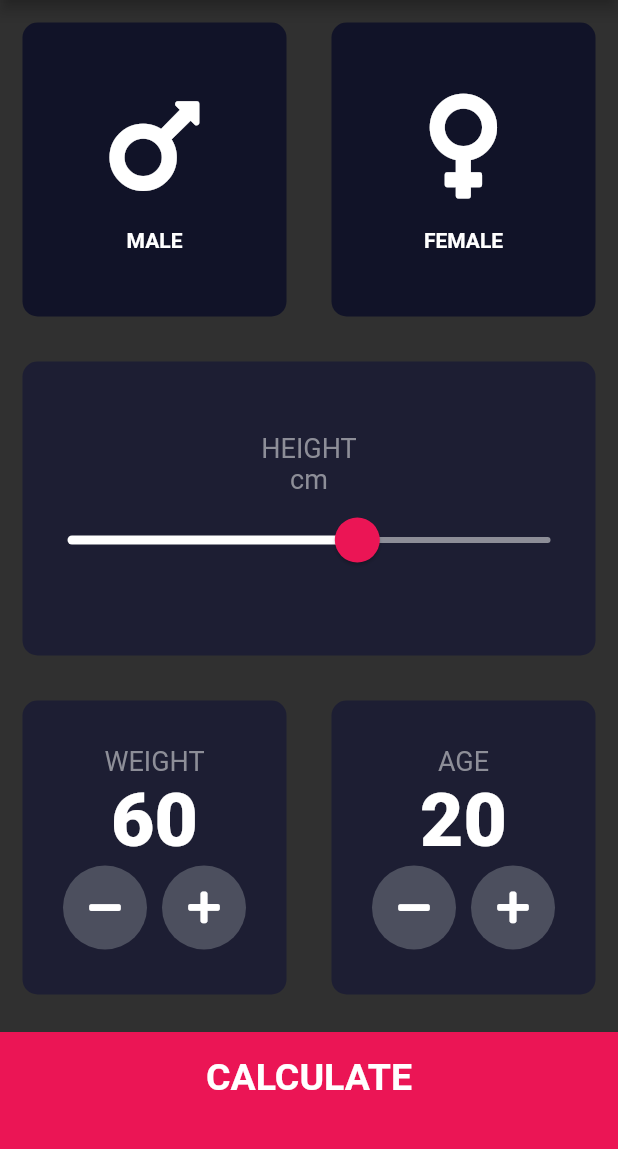
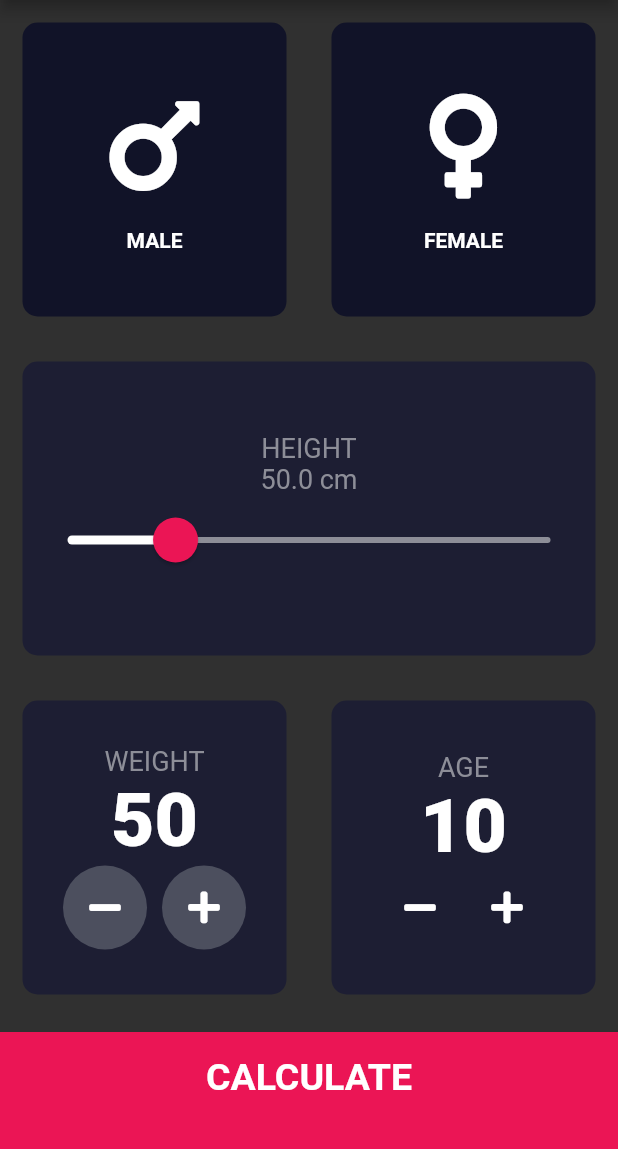
Before and after one commit to joardershawon/bmi_calculator, a Flutter app: the screen it shows after launch, on a phone screen of 412 x 824 dp, the part 84-1233 px from its top. Run offline on Flutter 3.47's test engine with Material 2 defaults, Android fonts, the phone set to English and light mode, and no system bars; our stand-ins replace auto_route, bloc, dartz, flutter_bloc, font_awesome_flutter, freezed_annotation and 2 more.

Commit message:
blocLogic

```diff
--- a/bmi_calculator/lib/application/calculator/bloc/calculator_event.dart
+++ b/bmi_calculator/lib/application/calculator/bloc/calculator_event.dart
@@ -3,9 +3,10 @@ part of 'calculator_bloc.dart';
 @freezed
 class CalculatorEvent with _$CalculatorEvent {
   const factory CalculatorEvent.genderChanged(String gender) = _GenderChanged;
-  const factory CalculatorEvent.heightChanged(int height) = _HeightChanged;
+  const factory CalculatorEvent.heightChanged(double height) = _HeightChanged;
   const factory CalculatorEvent.weightChanged(int weight) = _WeightChanged;
-  const factory CalculatorEvent.ageChanged(int age) = _AgeChanged;
+  const factory CalculatorEvent.ageChanged(String iconStr, int age) =
+      _AgeChanged;
   const factory CalculatorEvent.bmiButtonPressed(Calculator calculator) =
       _BmiButtonPressed;
 }
--- a/bmi_calculator/lib/application/calculator/bloc/calculator_state.dart
+++ b/bmi_calculator/lib/application/calculator/bloc/calculator_state.dart
@@ -13,9 +13,9 @@ class CalculatorState with _$CalculatorState {
 
   factory CalculatorState.initial() => CalculatorState(
         gender: Gender(enumGender.male.toString()),
-        age: Age(1),
-        height: Height(1),
-        weight: Weight(1),
+        age: Age(10),
+        height: Height(50),
+        weight: Weight(50),
         showResult: false,
         result: '',
       );
--- a/bmi_calculator/lib/domain/calculator/calculator.dart
+++ b/bmi_calculator/lib/domain/calculator/calculator.dart
@@ -15,8 +15,8 @@ abstract class Calculator with _$Calculator {
 
   factory Calculator.initial() => Calculator(
         gender: Gender(enumGender.male.toString()),
-        height: Height(1),
-        age: Age(1),
-        weight: Weight(1),
+        height: Height(2),
+        age: Age(2),
+        weight: Weight(2),
       );
 }
--- a/bmi_calculator/lib/domain/calculator/value_objects.dart
+++ b/bmi_calculator/lib/domain/calculator/value_objects.dart
@@ -1,55 +1,39 @@
 import 'package:bmi_calculator/domain/core/value_object.dart';
-import 'package:bmi_calculator/domain/core/value_validators.dart';
 
 class Gender extends ValueObject<String> {
+  final value;
+  factory Gender(String? input) {
+    return Gender._(input!);
+  }
+  const Gender._(this.value);
+}
+
+class Height extends ValueObject<double> {
   @override
-  String get value => throw UnimplementedError();
+  final double value;
 
-  factory Gender(String? input) {
-    return Gender._(
-      validateGender(
-        input!,
-      ),
+  factory Height(double input) {
+    return Height._(
+      input.roundToDouble(),
     );
   }
-  const Gender._(value);
-}
-
-class Height extends ValueObject<int> {
-  @override
-  int get value => throw UnimplementedError();
-
-  static const minHeight = 1;
-  factory Height(int input) {
-    return Height._(
-      validateHeight(
-        input,
-        minHeight,
-      ),
-    );
-  }
-  const Height._(value);
+  const Height._(this.value);
 }
 
 class Weight extends ValueObject<int> {
   @override
-  int get value => throw UnimplementedError();
+  final int value;
 
   static const minWeight = 20;
   factory Weight(int input) {
-    return Weight._(
-      validateWeight(
-        input,
-        minWeight,
-      ),
-    );
+    return Weight._(input);
   }
-  const Weight._(value);
+  const Weight._(this.value);
 }
 
 class Age extends ValueObject<int> {
   @override
-  int get value => throw UnimplementedError();
+  final int value;
 
   static const minAge = 10;
   factory Age(int input) {
@@ -57,5 +41,5 @@ class Age extends ValueObject<int> {
       input,
     );
   }
-  const Age._(value);
+  const Age._(this.value);
 }
--- a/bmi_calculator/lib/domain/core/value_object.dart
+++ b/bmi_calculator/lib/domain/core/value_object.dart
@@ -1,3 +1,6 @@
+import 'package:flutter/material.dart';
+
+@immutable
 abstract class ValueObject<T> {
   const ValueObject();
   T get value;
--- a/bmi_calculator/lib/domain/core/value_validators.dart
+++ b/bmi_calculator/lib/domain/core/value_validators.dart
@@ -14,7 +14,8 @@ Either<ValueFailure<String>, String> validateGender(String? gender) {
   }
 }
 
-Either<ValueFailure<int>, int> validateHeight(int height, int minHeight) {
+Either<ValueFailure<double>, double> validateHeight(
+    double height, double minHeight) {
   if (height > minHeight) {
     return right(height);
   } else {
--- a/bmi_calculator/lib/presentation/calculator/calculator_page.dart
+++ b/bmi_calculator/lib/presentation/calculator/calculator_page.dart
@@ -1,9 +1,11 @@
+import 'package:bmi_calculator/application/calculator/bloc/calculator_bloc.dart';
 import 'package:bmi_calculator/presentation/calculator/widgets/bottom_button.dart';
 import 'package:bmi_calculator/presentation/calculator/widgets/icon_content.dart';
 import 'package:bmi_calculator/presentation/calculator/widgets/reusable_card.dart';
 import 'package:bmi_calculator/presentation/calculator/widgets/round_icon_button.dart';
 import 'package:bmi_calculator/presentation/core/constants.dart';
 import 'package:flutter/material.dart';
+import 'package:flutter_bloc/flutter_bloc.dart';
 import 'package:font_awesome_flutter/font_awesome_flutter.dart';
 
 class CalculatorPage extends StatelessWidget {
@@ -12,10 +14,8 @@ class CalculatorPage extends StatelessWidget {
   }) : super(key: key);
   @override
   Widget build(BuildContext context) {
-    int height = 180;
-    int weight = 60;
-    int age = 20;
-
+    return BlocBuilder<CalculatorBloc, CalculatorState>(
+      builder: (context, state) {
         return Column(
           crossAxisAlignment: CrossAxisAlignment.stretch,
           children: <Widget>[
@@ -60,7 +60,7 @@ class CalculatorPage extends StatelessWidget {
                       textBaseline: TextBaseline.alphabetic,
                       children: <Widget>[
                         Text(
-                      'cm',
+                          state.height!.value.toString() + ' cm',
                           style: kLabelTextStyle,
                         )
                       ],
@@ -71,19 +71,25 @@ class CalculatorPage extends StatelessWidget {
                         activeTrackColor: Colors.white,
                         thumbColor: Color(0xFFEB1555),
                         overlayColor: Color(0x29EB1555),
-                    thumbShape: RoundSliderThumbShape(enabledThumbRadius: 15.0),
-                    overlayShape: RoundSliderOverlayShape(overlayRadius: 30.0),
+                        thumbShape:
+                            RoundSliderThumbShape(enabledThumbRadius: 15.0),
+                        overlayShape:
+                            RoundSliderOverlayShape(overlayRadius: 30.0),
                       ),
                       child: Slider(
-                    value: height.toDouble(),
-                    min: 120.0,
+                        value: state.height!.value,
+                        min: 1,
                         max: 220.0,
-                    onChanged: (double newValue) {},
+                        onChanged: (double newValue) {
+                          BlocProvider.of<CalculatorBloc>(context).add(
+                            CalculatorEvent.heightChanged(newValue),
+                          );
+                        },
                       ),
                     ),
                   ],
                 ),
-            onPress: null,
+                onPress: () {},
               ),
             ),
             Expanded(
@@ -100,7 +106,7 @@ class CalculatorPage extends StatelessWidget {
                             style: kLabelTextStyle,
                           ),
                           Text(
-                        weight.toString(),
+                            state.weight!.value.toString(),
                             style: kNumberTextStyle,
                           ),
                           Row(
@@ -135,28 +141,41 @@ class CalculatorPage extends StatelessWidget {
                             style: kLabelTextStyle,
                           ),
                           Text(
-                        age.toString(),
+                            state.age!.value.toString(),
                             style: kNumberTextStyle,
                           ),
                           Row(
                             mainAxisAlignment: MainAxisAlignment.center,
                             children: <Widget>[
-                          RoundIconButton(
-                            icon: FontAwesomeIcons.minus,
-                            onPressed: () {},
+                              IconButton(
+                                icon: Icon(FontAwesomeIcons.minus),
+                                onPressed: () {
+                                  BlocProvider.of<CalculatorBloc>(context).add(
+                                    CalculatorEvent.ageChanged(
+                                      '-',
+                                      state.age!.value,
+                                    ),
+                                  );
+                                },
                               ),
                               SizedBox(
                                 width: 10.0,
                               ),
-                          RoundIconButton(
-                            icon: FontAwesomeIcons.plus,
-                            onPressed: () {},
-                          )
+                              IconButton(
+                                icon: Icon(FontAwesomeIcons.plus),
+                                onPressed: () {
+                                  BlocProvider.of<CalculatorBloc>(context).add(
+                                    CalculatorEvent.ageChanged(
+                                      '+',
+                                      state.age!.value,
+                                    ),
+                                  );
+                                },
+                              ),
                             ],
                           )
                         ],
                       ),
-                  onPress: null,
                     ),
                   ),
                 ],
@@ -168,5 +187,7 @@ class CalculatorPage extends StatelessWidget {
             ),
           ],
         );
+      },
+    );
   }
 }
--- a/bmi_calculator/lib/presentation/calculator/widgets/round_icon_button.dart
+++ b/bmi_calculator/lib/presentation/calculator/widgets/round_icon_button.dart
@@ -11,7 +11,7 @@ class RoundIconButton extends StatelessWidget {
     return RawMaterialButton(
       elevation: 0.0,
       child: Icon(icon),
-      onPressed: () => onPressed,
+      onPressed: onPressed!(),
       constraints: BoxConstraints.tightFor(
         width: 56.0,
         height: 56.0,
```
Also changed, not shown: bmi_calculator/lib/application/calculator/bloc/calculator_bloc.dart (+11 -1 lines), bmi_calculator/lib/application/calculator/bloc/calculator_bloc.freezed.dart. Lines whose indentation alone changed are shown as unchanged.
